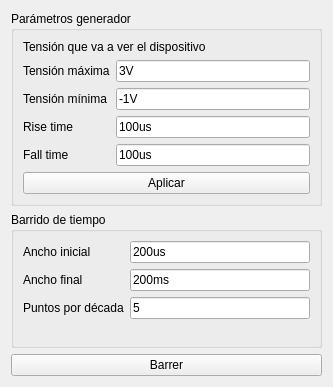
Old version of the form cv_pulsada.ui in the repository ignamv/lfdm.
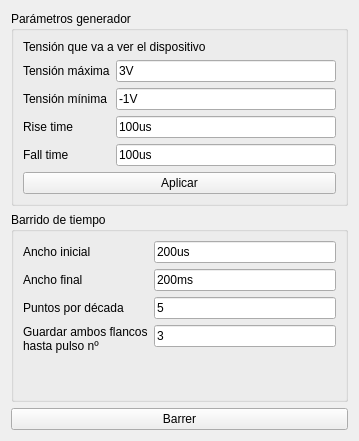
New version of the form.

Commit message: CV_Pulsada UI

The edit to the form file:
```diff
--- a/cv_pulsada.ui
+++ b/cv_pulsada.ui
@@ -6,8 +6,8 @@
    <rect>
     <x>0</x>
     <y>0</y>
-    <width>333</width>
-    <height>387</height>
+    <width>359</width>
+    <height>441</height>
    </rect>
   </property>
   <property name="windowTitle">
@@ -141,6 +141,23 @@
         </property>
        </widget>
       </item>
+      <item row="3" column="0">
+       <widget class="QLabel" name="label_9">
+        <property name="text">
+         <string>Guardar ambos flancos hasta pulso nº</string>
+        </property>
+        <property name="wordWrap">
+         <bool>true</bool>
+        </property>
+       </widget>
+      </item>
+      <item row="3" column="1">
+       <widget class="QLineEdit" name="guardar_primeros">
+        <property name="text">
+         <string>3</string>
+        </property>
+       </widget>
+      </item>
      </layout>
     </widget>
    </item>
```
